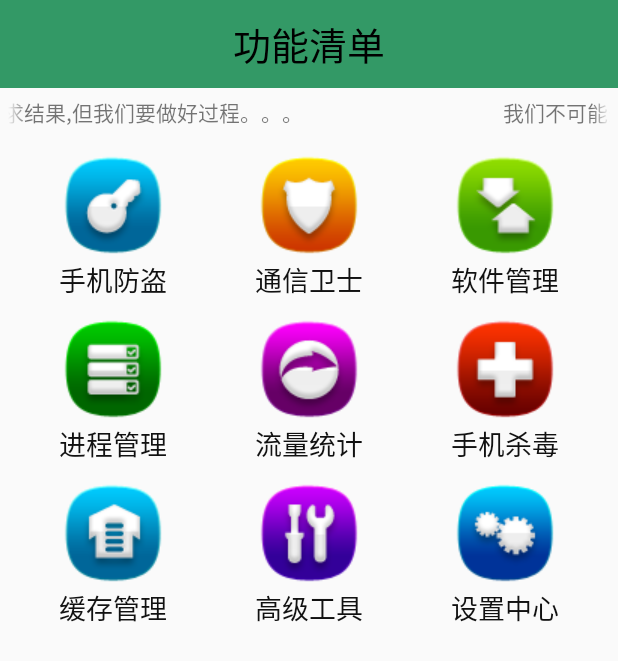
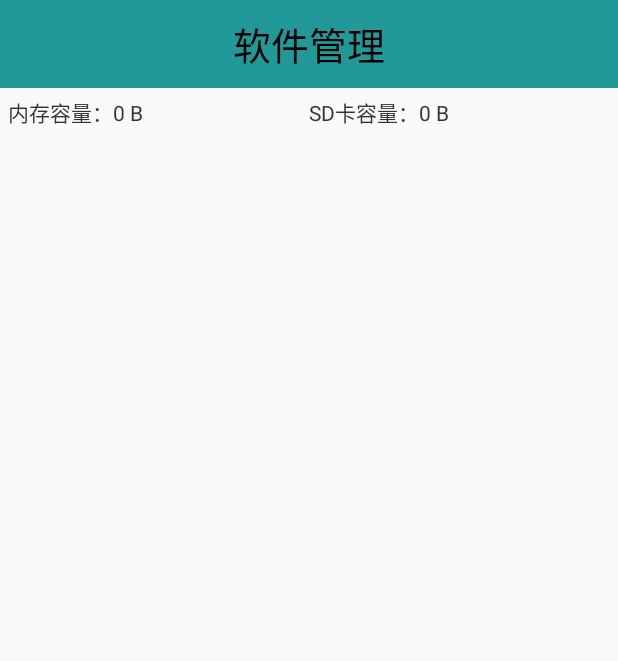
Before and after one commit to RyanYans/RyaMobileSafe, an Android app: the screen it shows after launch (HomeActivity before the commit, AppManagerActivity after it), after a tap on "软件管理", on a phone screen of 412 x 824 dp. Shown: the top 661 px of the screen. Run offline under Robolectric (Android 15) with nearby library versions, the phone set to English and light mode, and no system bars; 2 other taps on this screen came first.

Commit message:
day09 / night - 拦截电话后，删除通话记录 - 备份短信 -- 内容提供者 "content://sms/" - 观察者模式(回掉方法) - Home -3 - Add AppManagerActivity - 内存容量查询

```diff
--- a/app/src/main/AndroidManifest.xml
+++ b/app/src/main/AndroidManifest.xml
@@ -16,6 +16,8 @@
     <uses-permission android:name="android.permission.SYSTEM_ALERT_WINDOW" />
     <uses-permission android:name="android.permission.PROCESS_OUTGOING_CALLS" />
     <uses-permission android:name="android.permission.CALL_PHONE" />
+    <uses-permission android:name="android.permission.WRITE_CALL_LOG" />
+    <uses-permission android:name="android.permission.READ_SMS" />
 
     <application
         android:allowBackup="true"
@@ -42,6 +44,7 @@
         <activity android:name=".activity.AdvToolsActivity" />
         <activity android:name=".activity.AddrQueryActivity" />
         <activity android:name=".activity.BlackNumberActivity" />
+        <activity android:name=".activity.AppManagerActivity" />
         <activity
             android:name=".activity.ToastLocationActicity"
             android:theme="@android:style/Theme.Translucent.NoTitleBar" />
--- /dev/null
+++ b/app/src/main/java/com/rya/ryamobilesafe/activity/AppManagerActivity.java
@@ -0,0 +1,53 @@
+package com.rya.ryamobilesafe.activity;
+
+import android.app.Activity;
+import android.os.Bundle;
+import android.os.Environment;
+import android.os.StatFs;
+import android.text.format.Formatter;
+import android.widget.TextView;
+
+import com.rya.ryamobilesafe.R;
+
+/**
+ * Created by Rya32 on 广东石油化工学院.
+ * Version 1.0
+ */
+public class AppManagerActivity extends Activity {
+    @Override
+    protected void onCreate(Bundle savedInstanceState) {
+        super.onCreate(savedInstanceState);
+        setContentView(R.layout.activity_appmanager);
+
+        initTitle();
+    }
+
+    private void initTitle() {
+        String path = Environment.getDataDirectory().getAbsolutePath();
+        String sdpath = Environment.getExternalStorageDirectory().getAbsolutePath();
+
+        long memory = getAvilSpace(path);
+        long sdmemory = getAvilSpace(sdpath);
+
+        String memorySize = Formatter.formatFileSize(this, memory);
+        String sdMemorySize = Formatter.formatFileSize(this, sdmemory);
+
+        TextView tv_appmanager_memory = (TextView) findViewById(R.id.tv_appmanager_memory);
+        TextView tv_appmanager_sdmemory = (TextView) findViewById(R.id.tv_appmanager_sdmemory);
+
+        String textMemorySize = tv_appmanager_memory.getText().toString() + memorySize;
+        String textSdMemorySize = tv_appmanager_sdmemory.getText().toString() + sdMemorySize;
+        tv_appmanager_memory.setText(textMemorySize);
+        tv_appmanager_sdmemory.setText(textSdMemorySize);
+    }
+
+    private long getAvilSpace(String path) {
+        StatFs statFs = new StatFs(path);
+
+        long blockCountLong = statFs.getAvailableBlocksLong();
+        //size 返回是byte类型
+        long blockSizeLong = statFs.getBlockSizeLong();
+
+        return blockCountLong*blockSizeLong;
+    }
+}
--- a/app/src/main/java/com/rya/ryamobilesafe/activity/HomeActivity.java
+++ b/app/src/main/java/com/rya/ryamobilesafe/activity/HomeActivity.java
@@ -65,11 +65,12 @@ public class HomeActivity extends Activity {
                         break;
                     case 1:
                         //跳转至通信卫士模块
-                        Intent intent = new Intent(getApplicationContext(), BlackNumberActivity.class);
-                        startActivity(intent);
+                        Intent BlackNumberIntent = new Intent(getApplicationContext(), BlackNumberActivity.class);
+                        startActivity(BlackNumberIntent);
                         break;
                     case 2:
-
+                        Intent appManagerIntent = new Intent(getApplicationContext(), AppManagerActivity.class);
+                        startActivity(appManagerIntent);
                         break;
                     case 3:
 
--- /dev/null
+++ b/app/src/main/res/layout/activity_appmanager.xml
@@ -0,0 +1,44 @@
+<?xml version="1.0" encoding="utf-8"?>
+<LinearLayout xmlns:android="http://schemas.android.com/apk/res/android"
+    android:layout_width="match_parent"
+    android:layout_height="match_parent"
+    android:orientation="vertical">
+
+    <TextView
+        android:layout_width="match_parent"
+        android:layout_height="wrap_content"
+        style="@style/TitleStyle"
+        android:text="软件管理"
+        android:background="#299"
+        />
+
+    <LinearLayout
+        android:layout_width="match_parent"
+        android:layout_height="match_parent"
+        android:padding="5dp">
+
+        <TextView
+            android:id="@+id/tv_appmanager_memory"
+            android:layout_width="0dp"
+            android:layout_height="wrap_content"
+            android:layout_weight="1"
+            android:text="内存容量："
+            android:textColor="#333" />
+
+        <TextView
+            android:id="@+id/tv_appmanager_sdmemory"
+            android:layout_width="0dp"
+            android:layout_height="wrap_content"
+            android:layout_weight="1"
+            android:text="SD卡容量："
+            android:textColor="#333" />
+    </LinearLayout>
+
+    <ListView
+        android:id="@+id/lv_appmanager"
+        android:layout_width="match_parent"
+        android:layout_height="wrap_content">
+
+    </ListView>
+
+</LinearLayout>
```
Also changed, not shown: app/src/main/java/com/rya/ryamobilesafe/activity/AdvToolsActivity.java (+49 -0 lines), app/src/main/java/com/rya/ryamobilesafe/activity/BlackNumberActivity.java (+7 -1 lines), app/src/main/java/com/rya/ryamobilesafe/engin/BackupSms.java (added, +106 -0 lines), app/src/main/java/com/rya/ryamobilesafe/service/BlackNumberService.java (+47 -21 lines), app/src/main/res/layout/activity_advtools.xml (+16 -8 lines).
